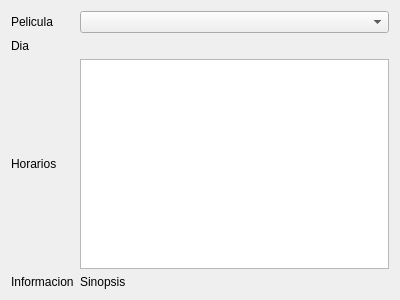
Before: the Qt Designer form Proyecto_Cine/horarios.ui in moyeta-tech/Cine, drawn with Qt 5.
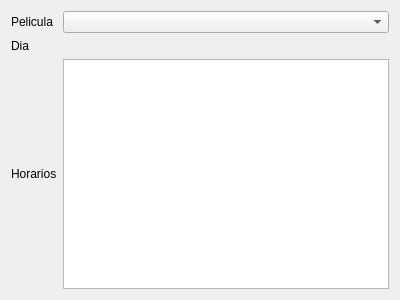
After: the same form once the commit is applied.

```diff
--- a/Proyecto_Cine/horarios.ui
+++ b/Proyecto_Cine/horarios.ui
@@ -16,51 +16,16 @@
   <layout class="QHBoxLayout" name="horizontalLayout">
    <item>
     <layout class="QGridLayout" name="gridLayout">
-     <item row="0" column="1">
-      <widget class="QComboBox" name="comboBox_peliculas"/>
-     </item>
-     <item row="2" column="1">
+     <item row="4" column="2">
       <widget class="QListWidget" name="listWidget_horarios"/>
      </item>
      <item row="4" column="0">
-      <widget class="QLabel" name="label_3">
-       <property name="text">
-        <string>Informacion</string>
-       </property>
-      </widget>
-     </item>
-     <item row="0" column="0">
-      <widget class="QLabel" name="label">
-       <property name="text">
-        <string>Pelicula</string>
-       </property>
-      </widget>
-     </item>
-     <item row="2" column="0">
       <widget class="QLabel" name="label_2">
        <property name="text">
         <string>Horarios</string>
        </property>
       </widget>
      </item>
-     <item row="4" column="1">
-      <widget class="QLabel" name="label_4">
-       <property name="font">
-        <font>
-         <italic>false</italic>
-         <bold>false</bold>
-         <underline>false</underline>
-         <strikeout>false</strikeout>
-        </font>
-       </property>
-       <property name="text">
-        <string>Sinopsis</string>
-       </property>
-       <property name="textFormat">
-        <enum>Qt::TextFormat::AutoText</enum>
-       </property>
-      </widget>
-     </item>
      <item row="1" column="0">
       <widget class="QLabel" name="label_5">
        <property name="text">
@@ -68,7 +33,17 @@
        </property>
       </widget>
      </item>
-     <item row="1" column="1">
+     <item row="0" column="0">
+      <widget class="QLabel" name="label">
+       <property name="text">
+        <string>Pelicula</string>
+       </property>
+      </widget>
+     </item>
+     <item row="0" column="2">
+      <widget class="QComboBox" name="comboBox_peliculas"/>
+     </item>
+     <item row="1" column="2">
       <widget class="QLabel" name="label_dia">
        <property name="text">
         <string/>
```
